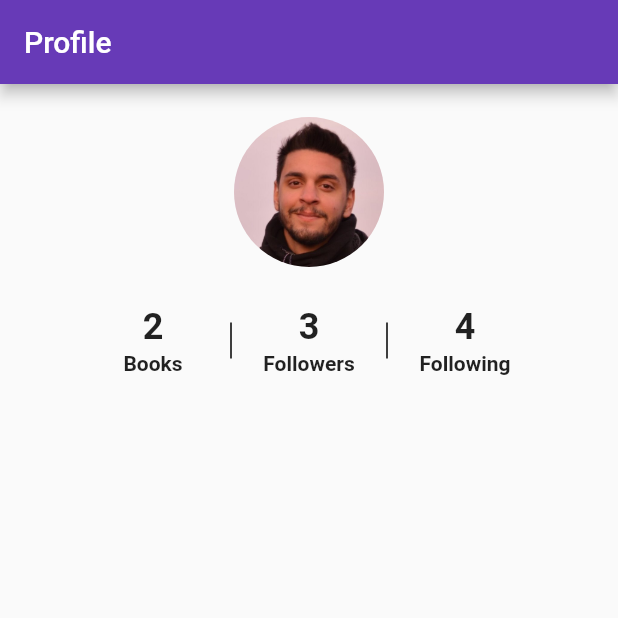
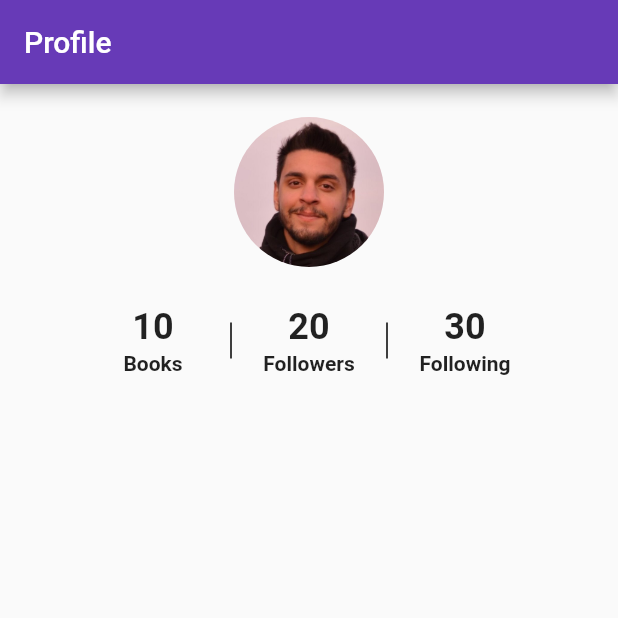
Before and after one commit to chris-marres/infinibook, a Flutter app: the screen it shows after launch, on a phone screen of 412 x 824 dp, the top half of it. Run offline on Flutter 3.47's test engine with Material 2 defaults, Android fonts, the light colour scheme and no system bars.

Commit message:
Created dummy_data file and first working test

```diff
--- /dev/null
+++ b/lib/models/dummy_data.dart
@@ -0,0 +1,27 @@
+import 'package:infinibook_flutter/models/user.dart';
+
+class DummyData {
+  static List<User> users = [
+    User(
+        imagePath: 'assets/images/chris_500.jpeg',
+        name: 'Chris Marres',
+        email: 'xristos.marres@gmail.com',
+        books: 2,
+        followers: 3,
+        following: 4),
+    User(
+        imagePath: 'assets/images/chris_500.jpeg',
+        name: 'Chris Marres',
+        email: 'xristos.marres@gmail.com',
+        books: 10,
+        followers: 20,
+        following: 30),
+    User(
+        imagePath: 'assets/images/chris_500.jpeg',
+        name: 'Chris Marres',
+        email: 'xristos.marres@gmail.com',
+        books: 100,
+        followers: 200,
+        following: 300),
+  ];
+}
--- a/lib/models/user.dart
+++ b/lib/models/user.dart
@@ -2,11 +2,11 @@ class User {
   final String imagePath;
   final String name;
   final String email;
-  final int books;
-  final int followers;
-  final int following;
+  int books;
+  int followers;
+  int following;
 
-  const User({
+  User({
     required this.imagePath,
     required this.name,
     required this.email,
@@ -15,14 +15,3 @@ class User {
     required this.following,
   });
 }
-
-class UserPreferences {
-  static const myUser = User(
-    imagePath: 'assets/images/chris_500.jpeg',
-    name: 'Chris Marres',
-    email: 'xristos.marres@gmail.com',
-    books: 2,
-    followers: 3,
-    following: 4,
-  );
-}
--- a/lib/pages/profile_page.dart
+++ b/lib/pages/profile_page.dart
@@ -1,5 +1,6 @@
 import 'package:flutter/material.dart';
 import 'package:infinibook_flutter/models/user.dart';
+import 'package:infinibook_flutter/models/dummy_data.dart';
 import 'package:infinibook_flutter/widgets/profile_widget.dart';
 
 class ProfilePage extends StatefulWidget {
@@ -12,7 +13,7 @@ class ProfilePage extends StatefulWidget {
 class _ProfilePageState extends State<ProfilePage> {
   @override
   Widget build(BuildContext context) {
-    const user = UserPreferences.myUser;
+    User user = DummyData.users[1];
 
     return Scaffold(
       appBar: AppBar(
--- a/lib/widgets/profile_widget.dart
+++ b/lib/widgets/profile_widget.dart
@@ -53,9 +53,9 @@ class NumbersWidget extends StatelessWidget {
         mainAxisAlignment: MainAxisAlignment.center,
         children: <Widget>[
           buildButton(context, books.toString(), 'Books'),
-          buildDivider(),
+          buildDivider(context),
           buildButton(context, followers.toString(), 'Followers'),
-          buildDivider(),
+          buildDivider(context),
           buildButton(context, following.toString(), 'Following'),
         ],
       ),
@@ -84,8 +84,10 @@ class NumbersWidget extends StatelessWidget {
     );
   }
 
-  Widget buildDivider() => Container(
-        height: 24,
-        child: const VerticalDivider(thickness: 1),
-      );
+  Widget buildDivider(BuildContext context) {
+    return Container(
+      height: 24,
+      child: const VerticalDivider(thickness: 1),
+    );
+  }
 }
```
